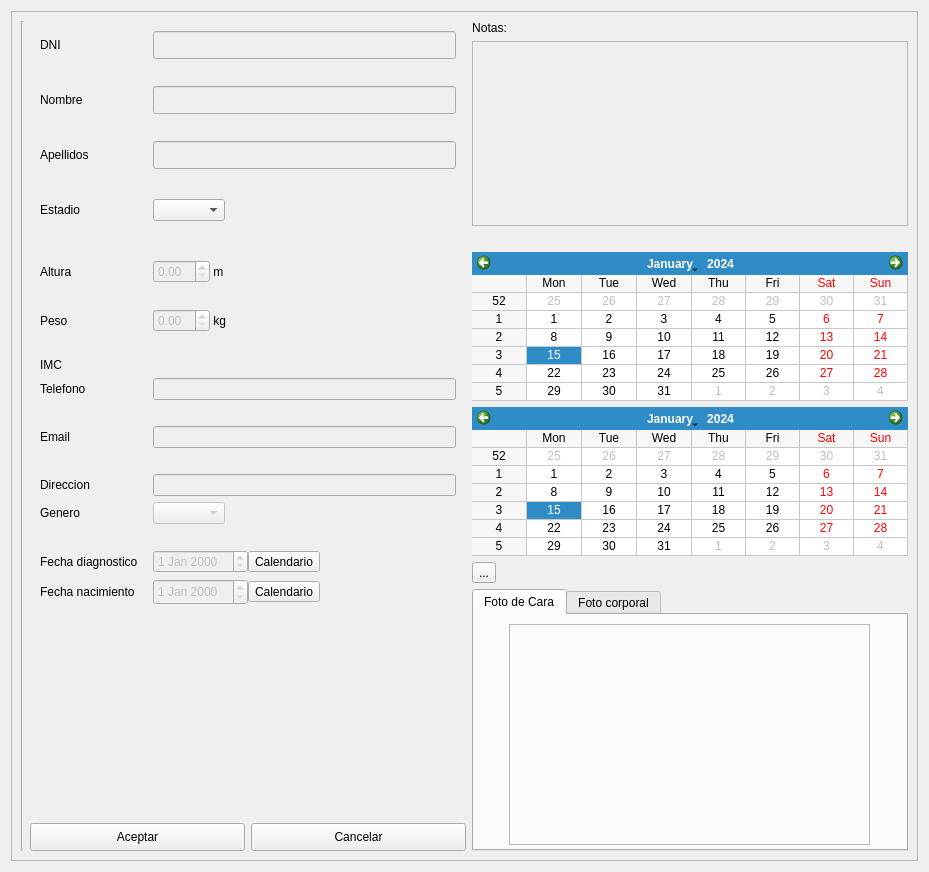
Above: GUI/resources/pacients_widget.ui from Drahness/Parkingson before the change. Below: the same form after it.
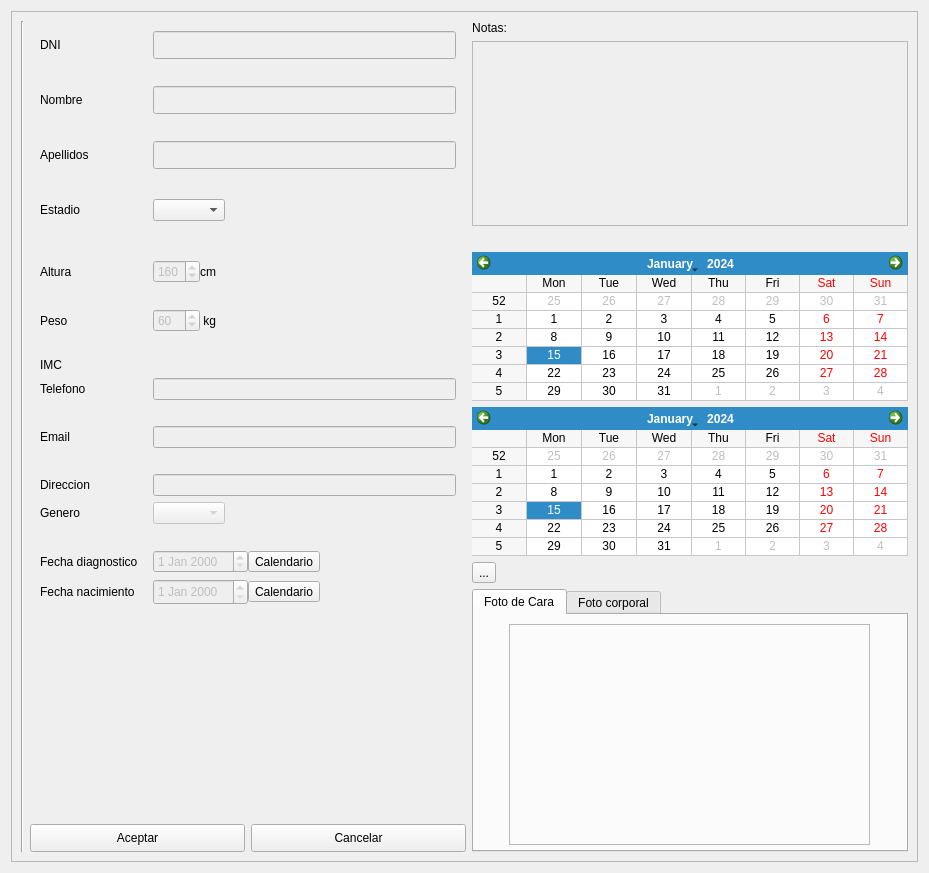
That is the form after the change. Icons and pictures are not drawn.

Commit message: Altura dels pacients de metres a centimetres e initcialitzat a 160 i sense decimals, calculador automatic del imc arreglat per al canvi, pes sense decimals inicialitzat a 60 i al eliminar una volta, canviada l'informació que apareix

The edit to the form file:
```diff
--- a/GUI/resources/pacients_widget.ui
+++ b/GUI/resources/pacients_widget.ui
@@ -7,7 +7,7 @@
     <x>0</x>
     <y>0</y>
     <width>929</width>
-    <height>872</height>
+    <height>873</height>
    </rect>
   </property>
   <property name="windowTitle">
@@ -25,7 +25,7 @@
         <x>0</x>
         <y>0</y>
         <width>909</width>
-        <height>852</height>
+        <height>853</height>
        </rect>
       </property>
       <layout class="QHBoxLayout" name="horizontalLayout_8">
@@ -262,12 +262,24 @@
                  <property name="enabled">
                   <bool>false</bool>
                  </property>
+                 <property name="decimals">
+                  <number>0</number>
+                 </property>
+                 <property name="minimum">
+                  <double>0.000000000000000</double>
+                 </property>
+                 <property name="maximum">
+                  <double>300.000000000000000</double>
+                 </property>
+                 <property name="value">
+                  <double>160.000000000000000</double>
+                 </property>
                 </widget>
                </item>
                <item>
                 <widget class="QLabel" name="label_14">
                  <property name="text">
-                  <string> m</string>
+                  <string>cm</string>
                  </property>
                 </widget>
                </item>
@@ -287,6 +299,18 @@
                  <property name="enabled">
                   <bool>false</bool>
                  </property>
+                 <property name="decimals">
+                  <number>0</number>
+                 </property>
+                 <property name="minimum">
+                  <double>0.000000000000000</double>
+                 </property>
+                 <property name="maximum">
+                  <double>200.000000000000000</double>
+                 </property>
+                 <property name="value">
+                  <double>60.000000000000000</double>
+                 </property>
                 </widget>
                </item>
                <item>
```
Left out of the diff: 2 changed lines with no effect on the pictures. The commit also changes 2 other files.
